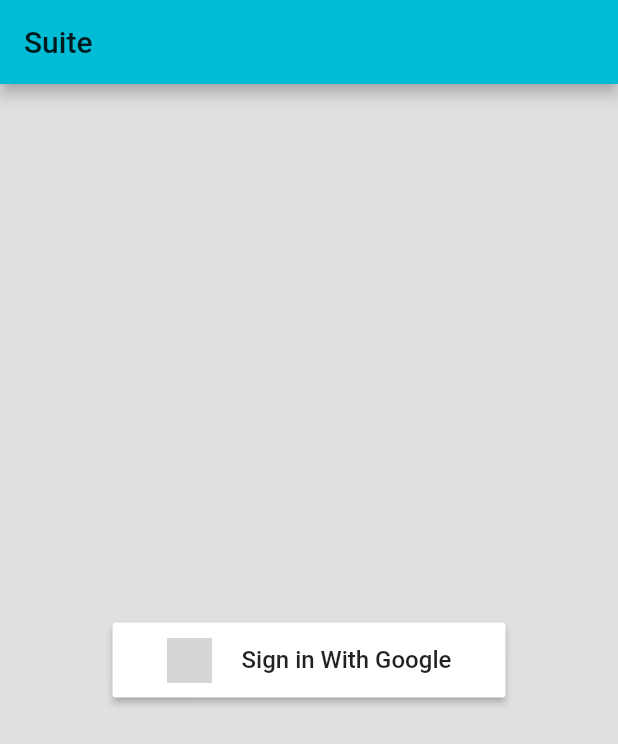
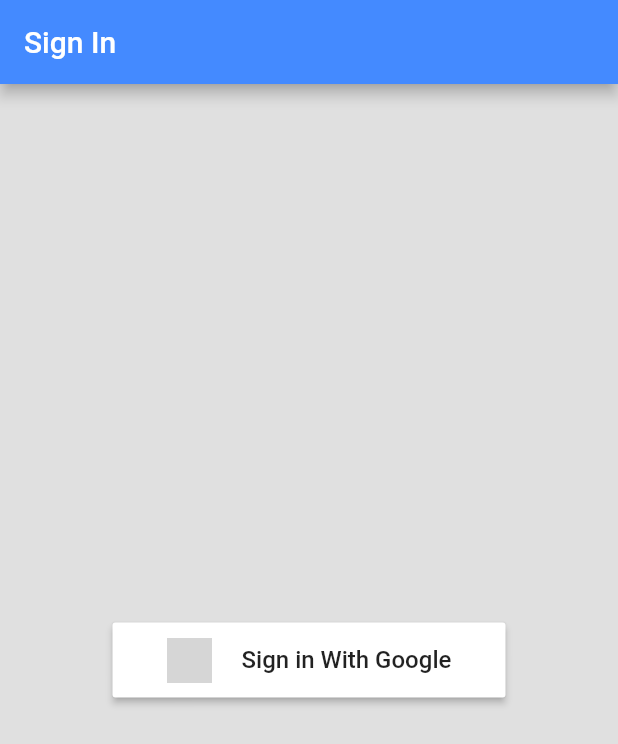
Before and after one commit to maravger/project-mlbg, a Flutter app: the screen it shows after launch, on a phone screen of 412 x 824 dp. Shown: the top 744 px of the screen. Run offline on Flutter 3.47's test engine with Material 2 defaults, Android fonts, the phone set to English and light mode, and no system bars; our stand-ins replace camera, dio, firebase_auth, google_sign_in, video_player; accounts and stored records are empty; network calls fail; grey boxes are pictures that could not be loaded.

Commit message:
integrate firebase & google sign in

```diff
--- a/lib/app.dart
+++ b/lib/app.dart
@@ -9,7 +9,7 @@ class AppRootWidget extends StatefulWidget {
 
 class AppRootWidgetState extends State<AppRootWidget> {
   ThemeData get _themeData => new ThemeData(
-    primaryColor: Colors.cyan,
+    primaryColor: Colors.blueAccent,
     accentColor: Colors.indigo,
     scaffoldBackgroundColor: Colors.grey[300],
   );
--- a/lib/pages/main_menu_page.dart
+++ b/lib/pages/main_menu_page.dart
@@ -1,4 +1,6 @@
 import 'package:flutter/material.dart';
+import 'package:starter_app/app.dart';
+import 'package:starter_app/app_state_container.dart';
 import 'package:starter_app/pages/object_list_page.dart';
 import '../utils/camera.dart';
 
@@ -14,7 +16,7 @@ class MainMenuPage extends StatelessWidget {
           mainAxisAlignment: MainAxisAlignment.center, // Y Axis Alignment
           children: <Widget>[
             new FlatButton(
-//                onPressed: () => Navigator.of(context).push(new MaterialPageRoute(builder: (BuildContext context) => new ObjectListPage())),
+                onPressed: () => Navigator.of(context).push(new MaterialPageRoute(builder: (BuildContext context) => new AppStateContainer(child: new AppRootWidget()))),
                 child: new Text("Battle Ground",
                     style: new TextStyle(color: Colors.white, fontSize: 20.0, fontWeight: FontWeight.bold))
             ),
--- a/lib/pages/object_list_page.dart
+++ b/lib/pages/object_list_page.dart
@@ -12,9 +12,12 @@ class ObjectListPage extends StatefulWidget {
 class ObjectListState extends State<ObjectListPage> {
 
   List<Obj> _objs = [
-    new Obj("Shopping Cart", 2, Icon(Icons.shopping_cart), Icon(Icons.radio_button_unchecked), false),
-    new Obj("Birthday Cake", 3, Icon(Icons.cake), Icon(Icons.radio_button_unchecked), false),
-    new Obj("Car", 1, Icon(Icons.directions_car), Icon(Icons.radio_button_unchecked), false)
+    new Obj("Shopping Cart", 2, Icon(Icons.shopping_cart),
+        Icon(Icons.radio_button_unchecked), false),
+    new Obj("Birthday Cake", 3, Icon(Icons.cake),
+        Icon(Icons.radio_button_unchecked), false),
+    new Obj("Car", 1, Icon(Icons.directions_car),
+        Icon(Icons.radio_button_unchecked), false)
   ];
   bool overlayShouldBeVisible = false;
 
@@ -28,9 +31,13 @@ class ObjectListState extends State<ObjectListPage> {
     print("update ol state");
     print(objClass);
     setState(() {
-      _objs.firstWhere((obj) => obj.description == objClass).trailing
+      _objs
+          .firstWhere((obj) => obj.description == objClass)
+          .trailing
       = Icon(Icons.radio_button_checked);
-      _objs.firstWhere((obj) => obj.description == objClass).checked = true;
+      _objs
+          .firstWhere((obj) => obj.description == objClass)
+          .checked = true;
     });
   }
 
@@ -39,10 +46,9 @@ class ObjectListState extends State<ObjectListPage> {
     return new Scaffold(
         appBar: new AppBar(
           title: new Text("Objects List"),
+          backgroundColor: Colors.blueAccent,
         ),
-        // This way a function (closure) is passed to body, that when executed,
-        // calls updateOLState(). Correct way to pass a callback function as
-        // parameter. Or otherwise pass it as here without parenthesis
+//        backgroundColor: Colors.blueAccent,
         body: new ObjectList(_objs, updateOLState)
     );
   }
--- a/lib/screens/home_screen.dart
+++ b/lib/screens/home_screen.dart
@@ -45,7 +45,31 @@ class HomeScreenState extends State<HomeScreen> {
             mainAxisAlignment: MainAxisAlignment.center,
             crossAxisAlignment: CrossAxisAlignment.center,
             children: <Widget>[
-              new Center(child: new Text(appState.user.displayName)),
+//              new Center(child: new Text("Welcome " + appState.user.displayName)),
+              new FlatButton(
+                  child: new Text("Welcome " + appState.user.displayName,
+                      style: new TextStyle(color: Colors.blueAccent, fontSize: 20.0, fontWeight: FontWeight.bold))
+              ),
+              new RaisedButton(
+                  color: Colors.white,
+                  child: new Container(
+                      width: 230.0,
+                      height: 50.0,
+                      alignment: Alignment.center,
+                      child: new Row(
+                          mainAxisAlignment: MainAxisAlignment.center,
+                          children: [
+                            new Text(
+                              'Pick an Opponent',
+                              textAlign: TextAlign.center,
+                              style: new TextStyle(
+                                fontSize: 16.0,
+                              ),
+                            ),
+                          ]
+                      )
+                  )
+              ),
               new RaisedButton(
               // Call a method from the state (!!!)
                 onPressed: () => AppStateContainer.of(context).logOutOfFirebase(),             // updated
@@ -91,7 +115,7 @@ class HomeScreenState extends State<HomeScreen> {
 
     return new Scaffold(
       appBar: new AppBar(
-        title: new Text('Suite'),
+        title: new Text('Sign In'),
       ),
       // Replace the hardcoded widget
       // with our widget that switches.
```
